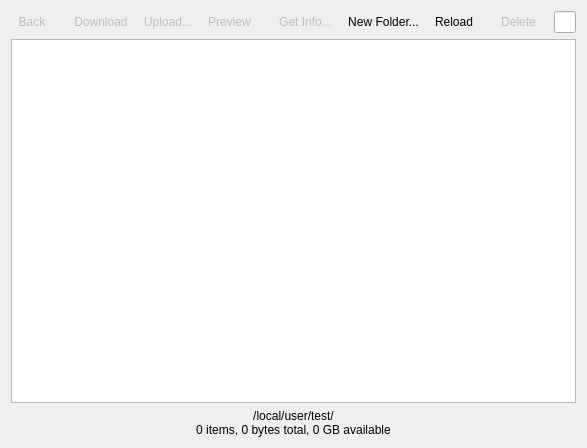
This is qw_client/QwcFileBrowserWidget.ui in pcjpnet/qwired-suite as Qt 5 draws it before an edit. The edited form follows.
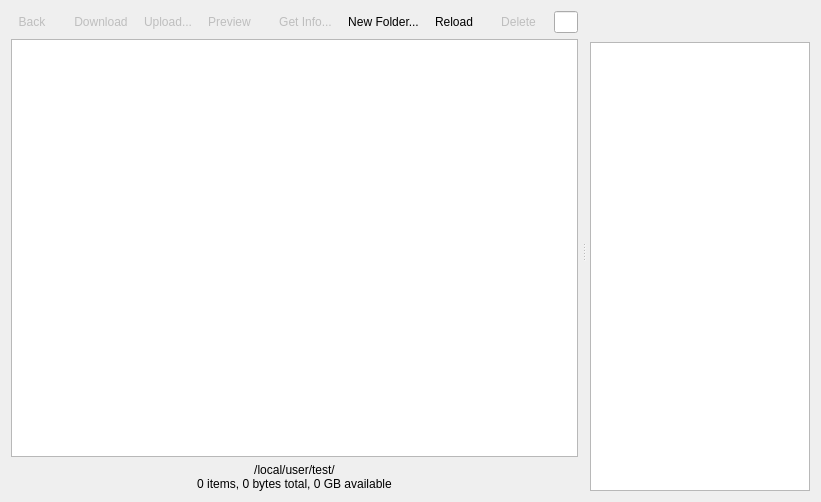
This is the edited form. Icons and pictures are not drawn.

Commit message: * More transfer rewriting.

What changed in the file:
```diff
--- a/qw_client/QwcFileBrowserWidget.ui
+++ b/qw_client/QwcFileBrowserWidget.ui
@@ -6,8 +6,8 @@
    <rect>
     <x>0</x>
     <y>0</y>
-    <width>500</width>
-    <height>448</height>
+    <width>821</width>
+    <height>502</height>
    </rect>
   </property>
   <property name="windowTitle">
@@ -17,15 +17,28 @@
    <iconset resource="application.qrc">
     <normaloff>:/icons/files.png</normaloff>:/icons/files.png</iconset>
   </property>
-  <layout class="QGridLayout" name="gridLayout">
-   <item row="0" column="0">
+  <layout class="QVBoxLayout" name="verticalLayout_3">
+   <item>
+    <widget class="QSplitter" name="splitter">
+     <property name="orientation">
+      <enum>Qt::Horizontal</enum>
+     </property>
     <widget class="QStackedWidget" name="stackedWidget">
      <property name="currentIndex">
       <number>0</number>
      </property>
      <widget class="QWidget" name="pageBrowser">
-      <layout class="QVBoxLayout" name="verticalLayout_3">
-       <property name="margin">
+       <layout class="QVBoxLayout" name="verticalLayout_4">
+        <property name="leftMargin">
+         <number>0</number>
+        </property>
+        <property name="topMargin">
+         <number>0</number>
+        </property>
+        <property name="rightMargin">
+         <number>4</number>
+        </property>
+        <property name="bottomMargin">
         <number>0</number>
        </property>
        <item>
@@ -764,6 +777,105 @@
           </widget>
          </item>
         </layout>
+        </item>
+       </layout>
+      </widget>
+     </widget>
+     <widget class="QWidget" name="layoutWidget">
+      <layout class="QGridLayout" name="gridLayout">
+       <property name="leftMargin">
+        <number>4</number>
+       </property>
+       <property name="horizontalSpacing">
+        <number>2</number>
+       </property>
+       <property name="verticalSpacing">
+        <number>4</number>
+       </property>
+       <item row="0" column="0">
+        <spacer name="horizontalSpacer_2">
+         <property name="orientation">
+          <enum>Qt::Horizontal</enum>
+         </property>
+         <property name="sizeHint" stdset="0">
+          <size>
+           <width>40</width>
+           <height>20</height>
+          </size>
+         </property>
+        </spacer>
+       </item>
+       <item row="0" column="1">
+        <widget class="QToolButton" name="pauseTransfer">
+         <property name="enabled">
+          <bool>false</bool>
+         </property>
+         <property name="text">
+          <string/>
+         </property>
+         <property name="icon">
+          <iconset resource="application.qrc">
+           <normaloff>:/icons/16x16/media-playback-stop.png</normaloff>:/icons/16x16/media-playback-stop.png</iconset>
+         </property>
+         <property name="iconSize">
+          <size>
+           <width>20</width>
+           <height>20</height>
+          </size>
+         </property>
+         <property name="autoRaise">
+          <bool>true</bool>
+         </property>
+        </widget>
+       </item>
+       <item row="0" column="2">
+        <widget class="QToolButton" name="resumeTransfer">
+         <property name="enabled">
+          <bool>false</bool>
+         </property>
+         <property name="text">
+          <string/>
+         </property>
+         <property name="icon">
+          <iconset resource="application.qrc">
+           <normaloff>:/icons/16x16/media-playback-start.png</normaloff>:/icons/16x16/media-playback-start.png</iconset>
+         </property>
+         <property name="iconSize">
+          <size>
+           <width>20</width>
+           <height>20</height>
+          </size>
+         </property>
+         <property name="autoRaise">
+          <bool>true</bool>
+         </property>
+        </widget>
+       </item>
+       <item row="0" column="3">
+        <widget class="QToolButton" name="cancelTransfer">
+         <property name="enabled">
+          <bool>false</bool>
+         </property>
+         <property name="text">
+          <string/>
+         </property>
+         <property name="icon">
+          <iconset resource="application.qrc">
+           <normaloff>:/icons/16x16/process-stop.png</normaloff>:/icons/16x16/process-stop.png</iconset>
+         </property>
+         <property name="iconSize">
+          <size>
+           <width>20</width>
+           <height>20</height>
+          </size>
+         </property>
+         <property name="autoRaise">
+          <bool>true</bool>
+         </property>
+        </widget>
+       </item>
+       <item row="1" column="0" colspan="4">
+        <widget class="QListView" name="transferList"/>
        </item>
       </layout>
      </widget>
```
Left out of the diff: 5 changed lines with no effect on the pictures. Lines whose indentation alone changed are shown as unchanged. The commit also changes 12 other files.
